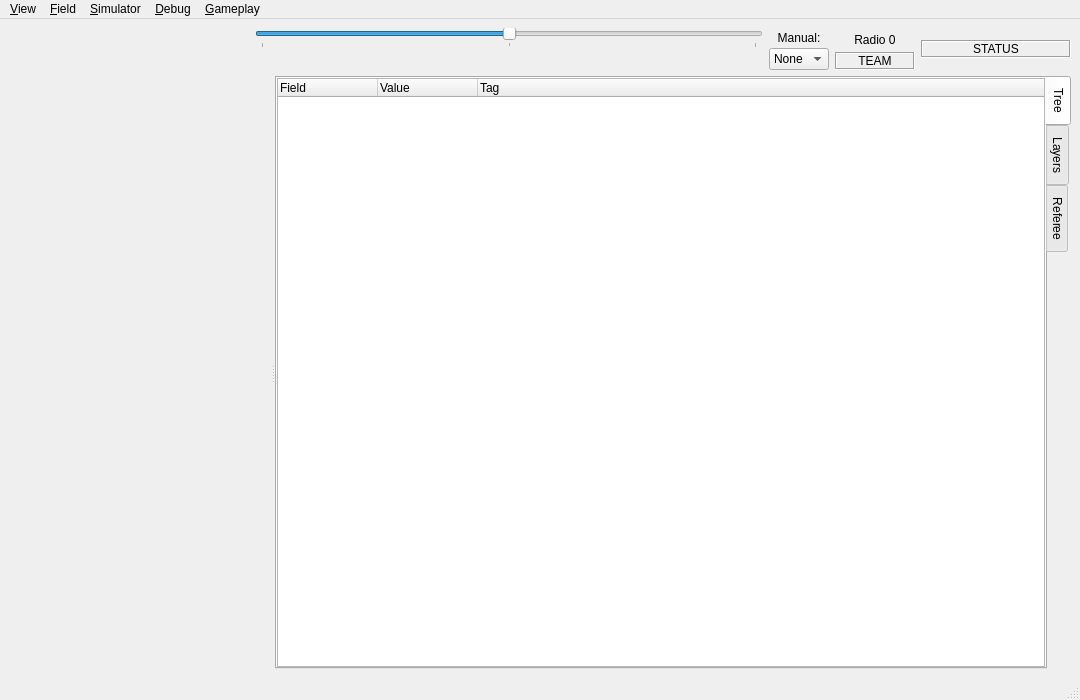
First picture: the form in soccer/ui/MainWindow.ui, repository RoboJackets/robocup-software, before the edit.
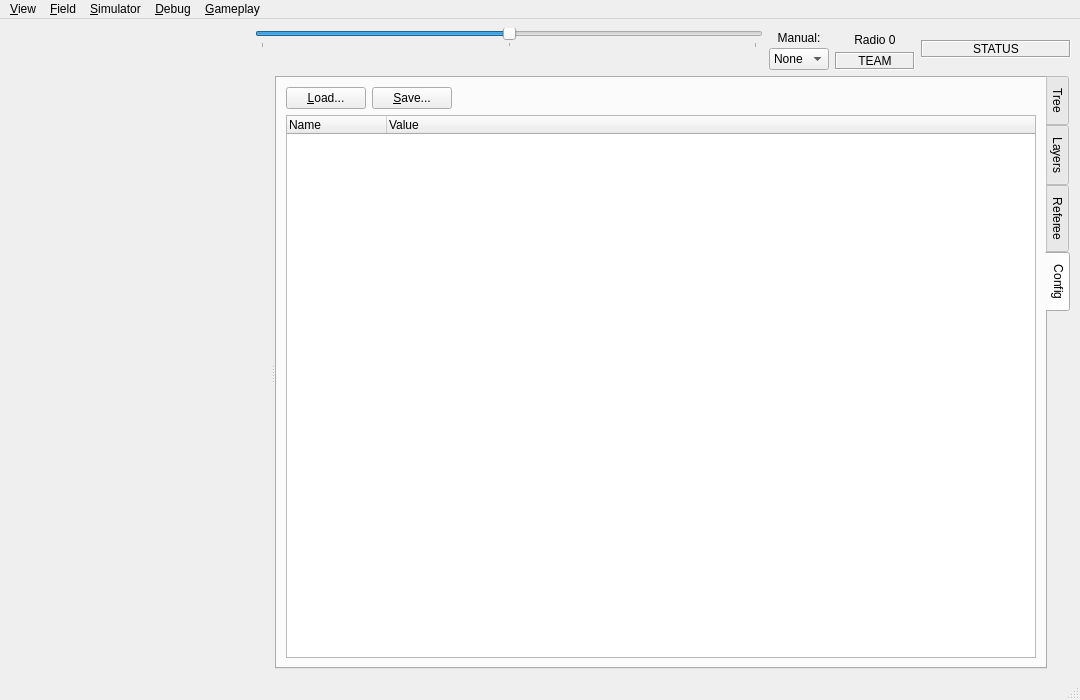
Second picture: the form after the edit. Icons and pictures are not drawn. Custom widgets are drawn as their Qt base class.

What changed in the file:
```diff
--- a/soccer/ui/MainWindow.ui
+++ b/soccer/ui/MainWindow.ui
@@ -531,7 +531,7 @@
         <enum>QTabWidget::East</enum>
        </property>
        <property name="currentIndex">
-        <number>0</number>
+        <number>3</number>
        </property>
        <widget class="QWidget" name="treeTab">
         <property name="sizePolicy">
@@ -1498,6 +1498,58 @@
          </item>
         </layout>
        </widget>
+       <widget class="QWidget" name="configTab">
+        <attribute name="title">
+         <string>Config</string>
+        </attribute>
+        <layout class="QVBoxLayout" name="verticalLayout_6">
+         <item>
+          <layout class="QHBoxLayout" name="horizontalLayout_4">
+           <item>
+            <widget class="QPushButton" name="loadConfig">
+             <property name="text">
+              <string>&amp;Load...</string>
+             </property>
+            </widget>
+           </item>
+           <item>
+            <widget class="QPushButton" name="saveConfig">
+             <property name="text">
+              <string>&amp;Save...</string>
+             </property>
+            </widget>
+           </item>
+           <item>
+            <spacer name="horizontalSpacer_3">
+             <property name="orientation">
+              <enum>Qt::Horizontal</enum>
+             </property>
+             <property name="sizeHint" stdset="0">
+              <size>
+               <width>40</width>
+               <height>20</height>
+              </size>
+             </property>
+            </spacer>
+           </item>
+          </layout>
+         </item>
+         <item>
+          <widget class="QTreeWidget" name="configTree">
+           <column>
+            <property name="text">
+             <string>Name</string>
+            </property>
+           </column>
+           <column>
+            <property name="text">
+             <string>Value</string>
+            </property>
+           </column>
+          </widget>
+         </item>
+        </layout>
+       </widget>
       </widget>
      </widget>
     </item>
```
Left out of the diff: 2 changed lines with no effect on the pictures.
